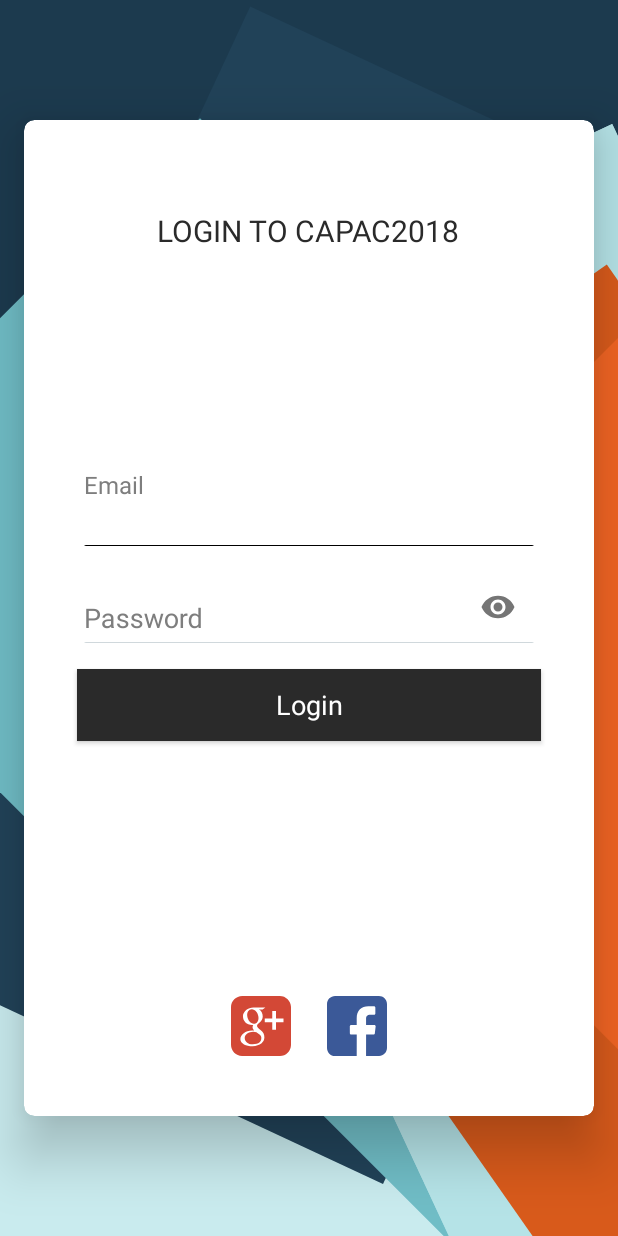
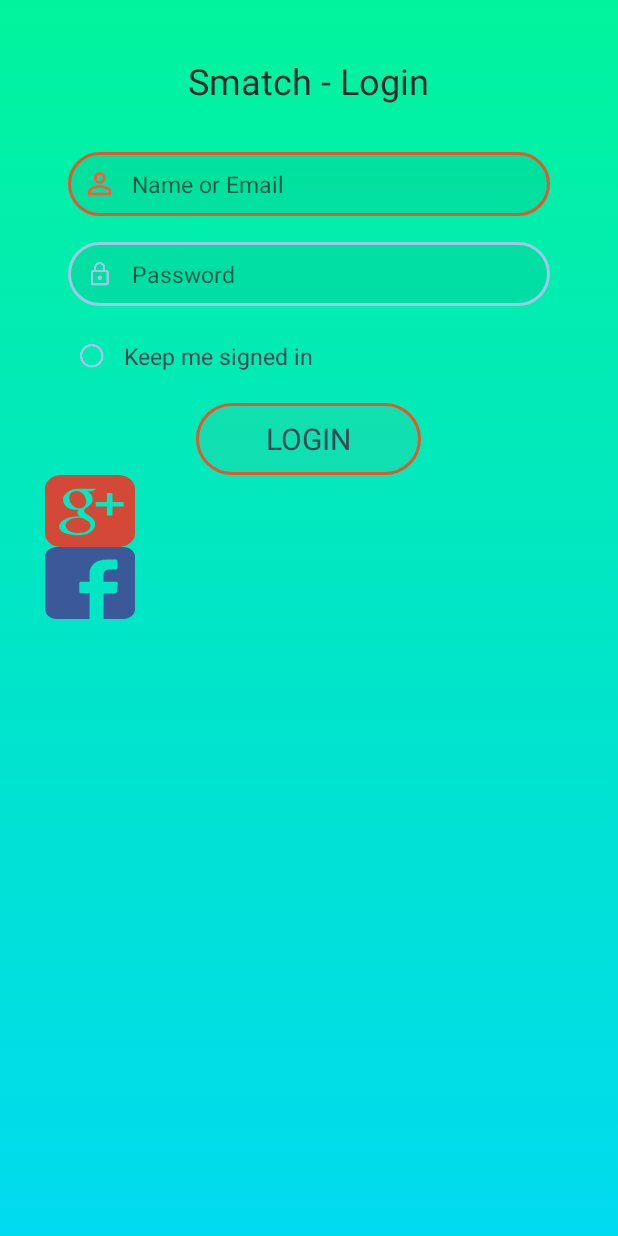
Before and after one commit to CAPAC2018/capac, an Android app: the layout activity_login.xml on its own in the app's theme, with its tools: preview values and no code run, on a phone screen of 412 x 824 dp. Run offline under Robolectric (Android 15) with nearby library versions, the light colour scheme and no system bars.

Commit message:
changes to login and main

```diff
--- a/AndroidApp/app/src/main/AndroidManifest.xml
+++ b/AndroidApp/app/src/main/AndroidManifest.xml
@@ -22,7 +22,7 @@
         android:name="ro.capac.android.capac2018.MvpApp"
         android:allowBackup="true"
         android:icon="@mipmap/ic_launcher"
-        android:label="@string/app_name"
+        android:label="Capac2018"
         android:supportsRtl="true"
         android:theme="@style/AppTheme">
 
--- a/AndroidApp/app/src/main/res/layout/activity_login.xml
+++ b/AndroidApp/app/src/main/res/layout/activity_login.xml
@@ -1,140 +1,113 @@
-<?xml version="1.0" encoding="utf-8"?><!--
-  ~ Copyright (C) 2017 MINDORKS NEXTGEN PRIVATE LIMITED
-  ~ Licensed under the Apache License, Version 2.0 (the "License");
-  ~ you may not use this file except in compliance with the License.
-  ~ You may obtain a copy of the License at
-  ~
-  ~     https://mindorks.com/license/apache-v2
-  ~
-  ~ Unless required by applicable law or agreed to in writing, software
-  ~ distributed under the License is distributed on an "AS IS" BASIS,
-  ~ WITHOUT WARRANTIES OR CONDITIONS OF ANY KIND, either express or implied.
-  ~ See the License for the specific language governing permissions and
-  ~ limitations under the License
-  -->
-
+<?xml version="1.0" encoding="utf-8"?>
 <RelativeLayout xmlns:android="http://schemas.android.com/apk/res/android"
     xmlns:app="http://schemas.android.com/apk/res-auto"
-    android:id="@+id/activity_main"
+    xmlns:tools="http://schemas.android.com/tools"
     android:layout_width="match_parent"
     android:layout_height="match_parent"
-    android:background="@drawable/bg_design">
+    tools:context=".ui.registration.RegistrationActivity"
+    android:background="@drawable/gradiend_background">
 
-    <android.support.v7.widget.CardView
+    <TextView
+        android:id="@+id/logo_registration_view"
+        style="@style/TextStyle.Title"
+        android:layout_width="wrap_content"
+        android:layout_height="60dp"
+        android:layout_alignParentTop="true"
+        android:layout_centerHorizontal="true"
+        android:layout_gravity="center|top"
+        android:layout_marginTop="37dp"
+        android:text="Smatch - Login"
+        android:textAppearance="@style/TextAppearence.App.TextInputLayout"
+        android:textSize="24sp" />
+
+    <ScrollView
         android:layout_width="match_parent"
-        android:layout_height="match_parent"
-        android:layout_marginBottom="80dp"
-        android:layout_marginLeft="16dp"
-        android:layout_marginRight="16dp"
-        android:layout_marginTop="80dp"
-        app:cardCornerRadius="7dp"
-        app:cardElevation="22dp">
-
-        <TextView
-            style="@style/TextStyle.Heading"
-            android:layout_width="wrap_content"
-            android:layout_height="wrap_content"
-            android:layout_gravity="center|top"
-            android:layout_marginTop="60dp"
-            android:text="@string/login_title"
-            android:textAllCaps="true"
-            android:textSize="20sp" />
+        android:layout_height="wrap_content"
+        android:layout_alignParentStart="true"
+        android:layout_below="@+id/logo_registration_view">
 
         <LinearLayout
             android:layout_width="match_parent"
             android:layout_height="wrap_content"
-            android:layout_gravity="center"
-            android:layout_margin="20dp"
+            android:layout_marginEnd="30dp"
+            android:layout_marginStart="30dp"
             android:orientation="vertical">
 
-            <android.support.design.widget.TextInputLayout
+            <AutoCompleteTextView
+                android:id="@+id/et_email"
+                style="@style/TextStyle.EditText"
                 android:layout_width="match_parent"
                 android:layout_height="wrap_content"
-                android:textColorHint="@color/gray"
-                app:hintTextAppearance="@style/TextAppearence.App.TextInputLayout">
+                android:layout_marginBottom="15dp"
+                android:layout_marginEnd="15dp"
+                android:layout_marginStart="15dp"
+                android:background="@drawable/rounded_rectangle"
+                android:drawableLeft="@drawable/my_person"
+                android:drawablePadding="5dp"
+                android:hint="Name or Email"
+                android:inputType="textPersonName"
+                android:padding="5dp"
+                android:textSize="15sp" />
 
-                <android.support.design.widget.TextInputEditText
-                    android:id="@+id/et_email"
-                    style="@style/TextStyle"
-                    android:layout_width="match_parent"
-                    android:layout_height="wrap_content"
-                    android:layout_marginLeft="20dp"
-                    android:layout_marginRight="20dp"
-                    android:background="@drawable/input_border_bottom"
-                    android:cursorVisible="true"
-                    android:gravity="center|left|bottom"
-                    android:hint="@string/email"
-                    android:inputType="textEmailAddress"
-                    android:maxLength="50"
-                    android:paddingBottom="10dp"
-                    android:textColor="@color/black_effective"
-                    android:textSize="18sp" />
-
-            </android.support.design.widget.TextInputLayout>
-
-            <android.support.design.widget.TextInputLayout
+            <AutoCompleteTextView
+                android:id="@+id/et_password"
+                style="@style/TextStyle.EditText"
                 android:layout_width="match_parent"
                 android:layout_height="wrap_content"
-                android:hint="@string/password"
-                android:textColorHint="@color/gray"
-                app:hintTextAppearance="@style/TextAppearence.App.TextInputLayout"
-                app:passwordToggleEnabled="true">
+                android:layout_marginBottom="15dp"
+                android:layout_marginEnd="15dp"
+                android:layout_marginStart="15dp"
+                android:background="@drawable/rounded_rectangle"
+                android:drawableLeft="@drawable/ic_lock"
+                android:drawablePadding="5dp"
+                android:hint="Password  "
+                android:inputType="textPassword"
+                android:padding="5dp"
+                android:textSize="15sp" />
 
-                <android.support.design.widget.TextInputEditText
-                    android:id="@+id/et_password"
-                    style="@style/TextStyle"
-                    android:layout_width="match_parent"
-                    android:layout_height="wrap_content"
-                    android:layout_marginLeft="20dp"
-                    android:layout_marginRight="20dp"
-                    android:layout_marginTop="30dp"
-                    android:background="@drawable/input_border_bottom"
-                    android:cursorVisible="true"
-                    android:gravity="center|left|bottom"
-                    android:inputType="textPassword"
-                    android:maxLength="50"
-                    android:paddingBottom="10dp"
-                    android:textColor="@color/black_effective"
-                    android:textSize="18sp" />
-
-            </android.support.design.widget.TextInputLayout>
+            <RadioButton
+                android:id="@+id/registration_checkbox_terms_and_conditions"
+                style="@style/TextStyle.EditText"
+                android:layout_width="match_parent"
+                android:layout_height="wrap_content"
+                android:layout_gravity="center"
+                android:layout_marginBottom="15dp"
+                android:layout_marginEnd="15dp"
+                android:layout_marginStart="15dp"
+                android:button="@drawable/round_checkbox"
+                android:padding="5dp"
+                android:text="Keep me signed in"
+                android:textColor="#3b4954"
+                android:textSize="15sp" />
 
             <Button
                 android:id="@+id/btn_server_login"
-                style="@style/Button.Primary"
-                android:layout_width="match_parent"
+                style="@style/TextAppearance.Text.Bold"
+                android:layout_width="wrap_content"
                 android:layout_height="wrap_content"
                 android:layout_gravity="center"
-                android:layout_margin="15dp"
-                android:padding="10dp"
-                android:text="@string/login"
-                android:textSize="18dp" />
+                android:background="@drawable/register_button_bg"
+                android:clickable="true"
+                android:focusable="true"
+                android:text="LOGIN"
+                android:textColor="#3b4954"
+                android:textSize="20sp" />
+
+            <Button
+                android:id="@+id/ib_google_login"
+                android:layout_width="60dp"
+                android:layout_height="wrap_content"
+                android:background="@drawable/ic_google_plus" />
+
+            <Button
+                android:id="@+id/ib_fb_login"
+                android:layout_width="60dp"
+                android:layout_height="wrap_content"
+                android:background="@drawable/ic_facebook" />
+
         </LinearLayout>
 
-        <LinearLayout
-            android:layout_width="wrap_content"
-            android:layout_height="wrap_content"
-            android:layout_gravity="bottom|center"
-            android:layout_marginBottom="40dp"
-            android:orientation="horizontal">
+    </ScrollView>
 
-            <ImageButton
-                android:id="@+id/ib_google_login"
-                android:layout_width="40dp"
-                android:layout_height="40dp"
-                android:background="@color/transparent"
-                android:scaleType="centerCrop"
-                app:srcCompat="@drawable/ic_google_plus" />
-
-            <ImageButton
-                android:id="@+id/ib_fb_login"
-                android:layout_width="40dp"
-                android:layout_height="40dp"
-                android:layout_marginLeft="24dp"
-                android:background="@color/transparent"
-                android:scaleType="centerCrop"
-                app:srcCompat="@drawable/ic_facebook" />
-        </LinearLayout>
-    </android.support.v7.widget.CardView>
 
 </RelativeLayout>
--- a/AndroidApp/app/src/main/res/layout/activity_main.xml
+++ b/AndroidApp/app/src/main/res/layout/activity_main.xml
@@ -47,15 +47,29 @@
 
                 <View
                     android:layout_width="match_parent"
-                    android:layout_height="1dp"
+                    android:layout_height="0dp"
                     android:background="@color/light_gray" />
+
+                <Button
+                    android:id="@+id/btn_event_create"
+                    android:layout_width="match_parent"
+                    android:layout_height="40dp"
+                    android:text="Create Event" />
+
+                <Button
+                    android:id="@+id/btn_event_join"
+                    android:layout_width="match_parent"
+                    android:layout_height="40dp"
+                    android:text="Join Event" />
 
             </android.support.design.widget.AppBarLayout>
 
             <com.mindorks.placeholderview.SwipePlaceHolderView
                 android:id="@+id/cards_container"
                 android:layout_width="match_parent"
-                android:layout_height="match_parent" />
+                android:layout_height="match_parent" >
+
+            </com.mindorks.placeholderview.SwipePlaceHolderView>
 
         </LinearLayout>
     </android.support.design.widget.CoordinatorLayout>
--- a/AndroidApp/app/src/main/res/layout/activity_registration.xml
+++ b/AndroidApp/app/src/main/res/layout/activity_registration.xml
@@ -6,19 +6,19 @@
     android:layout_height="match_parent"
     tools:context=".ui.registration.RegistrationActivity"
     android:background="@drawable/gradiend_background">
+
     <TextView
+        android:id="@+id/logo_registration_view"
         style="@style/TextStyle.Title"
-        android:id="@+id/logo_registration_view"
         android:layout_width="wrap_content"
-        android:layout_height="wrap_content"
+        android:layout_height="60dp"
+        android:layout_alignParentTop="true"
+        android:layout_centerHorizontal="true"
         android:layout_gravity="center|top"
-        android:layout_marginTop="60dp"
-        android:text="Smatch"
-        android:textAllCaps="true"
-        android:textSize="20sp"
-        android:layout_centerHorizontal="true"
-        android:layout_marginBottom="30dp"
-        />
+        android:layout_marginTop="37dp"
+        android:text="Smatch - Registration"
+        android:textAppearance="@style/TextAppearence.App.TextInputLayout"
+        android:textSize="24sp" />
     <ScrollView
         android:layout_width="match_parent"
         android:layout_height="wrap_content"
```
Also changed, not shown: AndroidApp/app/src/main/java/ro/capac/android/capac2018/ui/main/MainPresenter.java (+0 -14 lines).
